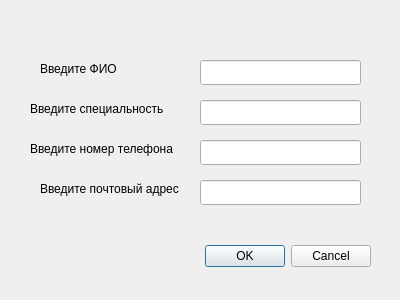
The window that Forms/formdoctor.ui (motherlode-cmd/psyhoQt) describes before a commit, drawn with Qt 5.
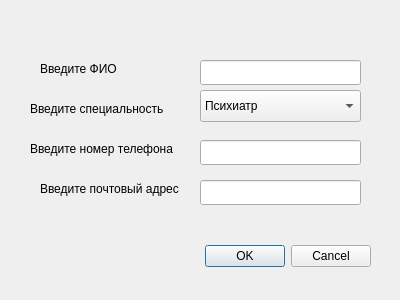
The same window after the commit.

Patch:
```diff
--- a/Forms/formdoctor.ui
+++ b/Forms/formdoctor.ui
@@ -85,16 +85,6 @@
     <string>Введите ФИО</string>
    </property>
   </widget>
-  <widget class="QLineEdit" name="lineEdit_speciality">
-   <property name="geometry">
-    <rect>
-     <x>200</x>
-     <y>100</y>
-     <width>161</width>
-     <height>25</height>
-    </rect>
-   </property>
-  </widget>
   <widget class="QLineEdit" name="lineEdit_phone">
    <property name="geometry">
     <rect>
@@ -121,6 +111,36 @@
     <set>QDialogButtonBox::StandardButton::Cancel|QDialogButtonBox::StandardButton::Ok</set>
    </property>
   </widget>
+  <widget class="QComboBox" name="comboBox_peciality">
+   <property name="geometry">
+    <rect>
+     <x>200</x>
+     <y>90</y>
+     <width>161</width>
+     <height>32</height>
+    </rect>
+   </property>
+   <item>
+    <property name="text">
+     <string>Психиатр</string>
+    </property>
+   </item>
+   <item>
+    <property name="text">
+     <string>Невролог</string>
+    </property>
+   </item>
+   <item>
+    <property name="text">
+     <string>Детский врач</string>
+    </property>
+   </item>
+   <item>
+    <property name="text">
+     <string>Нарколог</string>
+    </property>
+   </item>
+  </widget>
  </widget>
  <resources/>
  <connections/>
```
